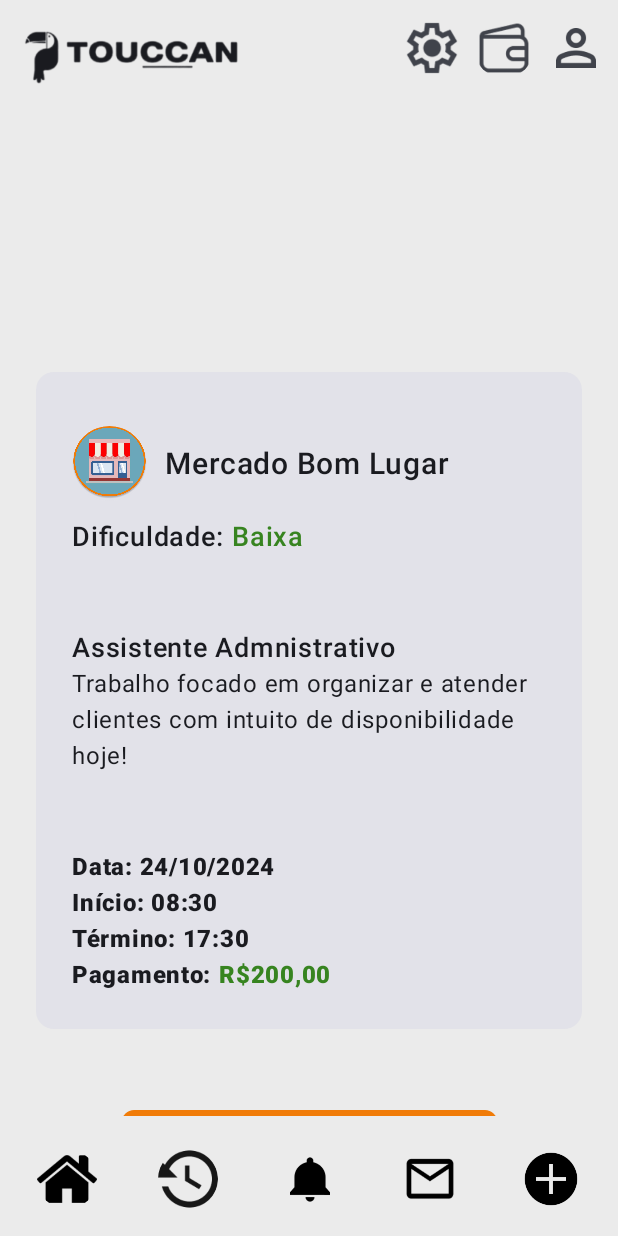
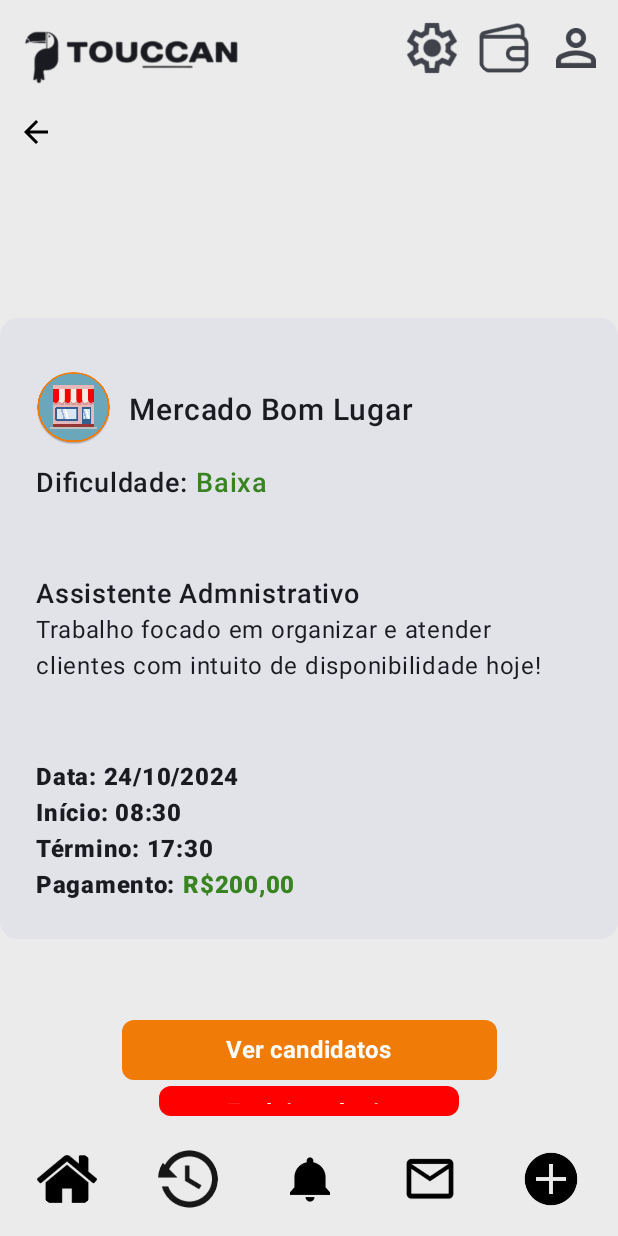
Before and after one commit to estelalm/touccan_mobile_client, an Android app built with Jetpack Compose: the BicoDetails screen opened through its navigation route, on a phone screen of 412 x 824 dp. Run offline under Robolectric (Android 15) with nearby library versions, the phone set to English and light mode, and no system bars.

Commit message:
10 out. 2024 - Tela de visualizar os detalhes da vaga

```diff
--- a/app/src/main/java/br/senai/sp/jandira/touccanclient/screens/BicoDetailsScreen.kt
+++ b/app/src/main/java/br/senai/sp/jandira/touccanclient/screens/BicoDetailsScreen.kt
@@ -161,11 +161,14 @@ fun BicoDetails(navController: NavHostController) {
         }
     ) { innerpadding ->
 
-        Column (modifier = Modifier.padding(24.dp), horizontalAlignment = Alignment.CenterHorizontally){
+        Column (modifier = Modifier.padding(innerpadding), horizontalAlignment = Alignment.CenterHorizontally){
             Row (modifier = Modifier.fillMaxWidth()){
-                Icon(imageVector = Icons.Filled.ArrowBack, "Seta voltar", modifier = Modifier.height(24.dp))
+                IconButton(onClick = {
+                    navController.popBackStack()
+                }) {Icon(imageVector = Icons.Filled.ArrowBack, "Seta voltar", modifier = Modifier.height(24.dp)) }
+
             }
-            Spacer(Modifier.height((200.dp)))
+            Spacer(Modifier.height((100.dp)))
             Card() {
                 Column (modifier = Modifier.padding(24.dp)) {
                     Column () {
```
